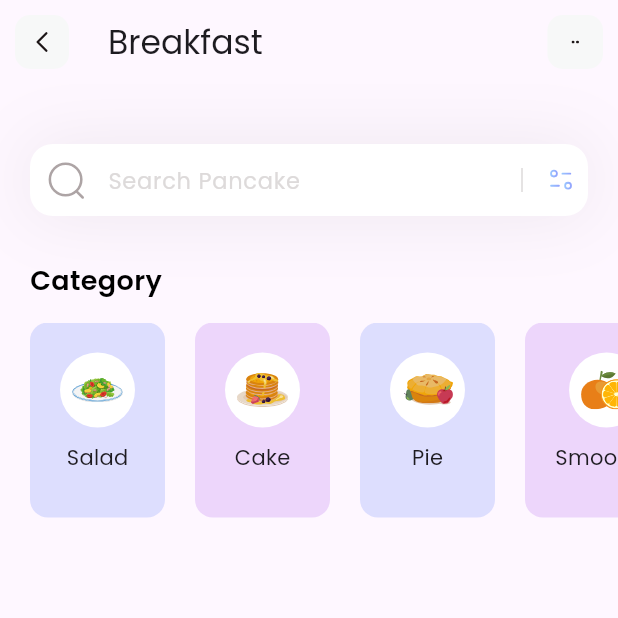
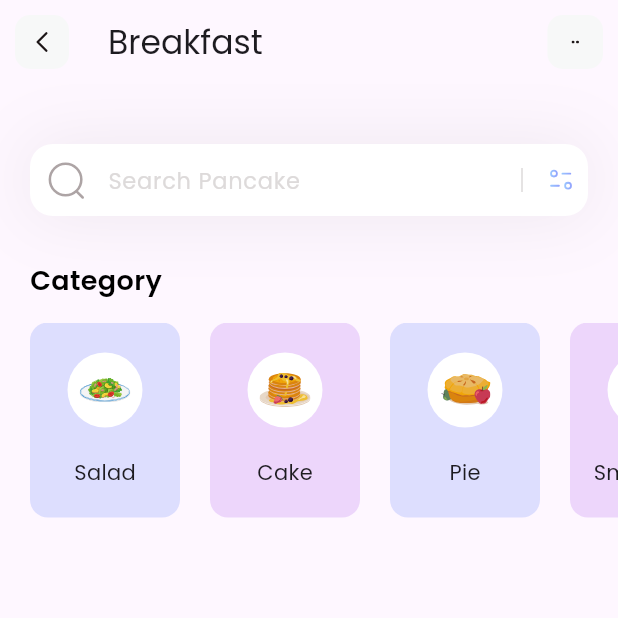
Before and after one commit to yile-li/flutter-fitness, a Flutter app: the screen it shows after launch, on a phone screen of 412 x 824 dp, the top half of it. Run offline on Flutter 3.47's test engine with Material 3 defaults, Android fonts, the phone set to English and light mode, and no system bars; our stand-ins replace flutter_svg.

Commit message:
it's scrollable...

```diff
--- a/lib/widgets/category_card.dart
+++ b/lib/widgets/category_card.dart
@@ -15,14 +15,15 @@ class CategoryCard extends StatelessWidget {
 
   @override
   Widget build(BuildContext context) {
-    return Card(
-        margin: const EdgeInsets.all(0.0),
-        elevation: 0.0,
-        color: background.withOpacity(0.3),
-        // elevation: 2,
-        child: Padding(
-          padding: const EdgeInsets.all(20.0),
+    return SizedBox(
+      width: 100,
+      child: Card(
+          margin: const EdgeInsets.all(0.0),
+          elevation: 0.0,
+          color: background.withOpacity(0.3),
+          // elevation: 2,
           child: Column(
+            mainAxisAlignment: MainAxisAlignment.spaceEvenly,
             children: [
               Container(
                 width: 50,
@@ -36,9 +37,6 @@ class CategoryCard extends StatelessWidget {
                   child: SvgPicture.asset(iconPath),
                 ),
               ),
-              const SizedBox(
-                height: 10,
-              ),
               Text(
                 name,
                 style: const TextStyle(
@@ -47,7 +45,7 @@ class CategoryCard extends StatelessWidget {
                 ),
               ),
             ],
-          ),
-        ));
+          )),
+    );
   }
 }
```
